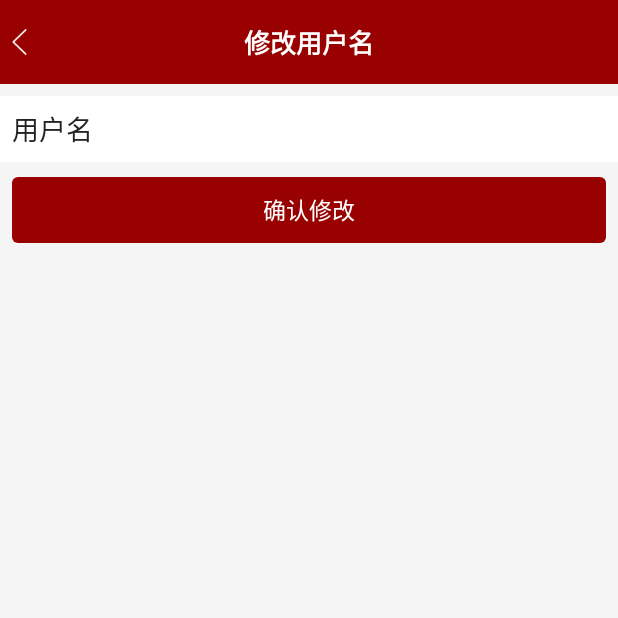
After one commit to VitalLzj/hhh, an Android app: the UpdateUserName screen opened directly, with no data from a screen before it, on a phone screen of 412 x 824 dp, the top half of it. The commit adds this screen. Run offline under Robolectric (Android 15) with nearby library versions, the phone set to English and light mode, and no system bars; our stand-ins replace ButterKnife; libraries missing offline, so code that uses them is left out: com.yanzhenjie.nohttp, com.yolanda.nohttp.

Commit message:
个人信息初步完成

```diff
--- a/app/src/main/AndroidManifest.xml
+++ b/app/src/main/AndroidManifest.xml
@@ -36,6 +36,7 @@
             android:name=".activity.Register1Activity"
             android:launchMode="singleTask" />
         <activity android:name=".activity.UserInfoActivity"/>
+        <activity android:name=".activity.UpdateUserName"/>
 
     </application>
 
--- /dev/null
+++ b/app/src/main/java/com/student/aynu/activity/UpdateUserName.java
@@ -0,0 +1,111 @@
+package com.student.aynu.activity;
+
+import android.content.Context;
+import android.content.Intent;
+import android.os.Bundle;
+import android.support.annotation.Nullable;
+import android.text.TextUtils;
+import android.view.View;
+import android.widget.EditText;
+
+import com.student.aynu.R;
+import com.student.aynu.base.BaseActivity;
+import com.student.aynu.constant.Constant;
+import com.student.aynu.entity.Base_entity;
+import com.student.aynu.nohttp.HttpListener;
+import com.student.aynu.util.IpUtil;
+import com.student.aynu.util.ToastUtil;
+import com.yolanda.nohttp.RequestMethod;
+import com.yolanda.nohttp.rest.Response;
+import com.yolanda.nohttp.rest.StringRequest;
+
+import butterknife.BindView;
+import butterknife.ButterKnife;
+import butterknife.OnClick;
+
+/**
+ * Created by lzj on 2017/1/9 0009.
+ * 邮箱：976623696@qq.com
+ */
+public class UpdateUserName extends BaseActivity {
+
+    @BindView(R.id.user_name_edit)
+    EditText mUser_NameEdit;
+    private String mUser_Name = null;
+    private Context mContext;
+
+    @Override
+    protected void onCreate(@Nullable Bundle savedInstanceState) {
+        super.onCreate(savedInstanceState);
+        this.mContext = this;
+        setContentView(R.layout.activity_update_username);
+        ButterKnife.bind(this);
+        initView();
+    }
+
+    private void initView() {
+        mUser_Name = getIntent().getStringExtra("userName");
+        if (mUser_Name == null) {
+            ToastUtil.showFaliureToast(mContext, Constant.FAILURE_MESSAGE);
+            return;
+        }
+        mUser_NameEdit.setText(mUser_Name);
+    }
+
+    @OnClick({R.id.user_name_toolbar_left, R.id.user_name_sure})
+    public void onClick(View v) {
+        switch (v.getId()) {
+            case R.id.user_name_toolbar_left:
+                finish();
+                break;
+            case R.id.user_name_sure:
+                if (TextUtils.isEmpty(mUser_NameEdit.getText().toString())) {
+                    ToastUtil.showText(mContext, "请输入用户名");
+                    return;
+                } else if (mUser_Name.equals(mUser_NameEdit.getText().toString())) {
+                    ToastUtil.showText(mContext, "请保证用户名与之前不同");
+                    return;
+                } else {
+                    doUpdate();
+                }
+                break;
+        }
+    }
+
+    /**
+     * 更改用户名
+     */
+    private void doUpdate() {
+        StringRequest request = new StringRequest(IpUtil.updateUser_Name, RequestMethod.POST);
+        request.set("token", mApplication.uname_token);
+        request.set("new_name", mUser_NameEdit.getText().toString());
+        request(0, request, callback, false, true);
+    }
+
+    HttpListener<String> callback = new HttpListener<String>() {
+        @Override
+        public void onSucceed(int what, Response<String> response) {
+            String responseInfo = response.get();
+            Base_entity base = gson.fromJson(responseInfo, Base_entity.class);
+            if (base.getCode() == 0) {
+                //修改成功
+                Intent intent = new Intent();
+                intent.putExtra("new_Name", mUser_NameEdit.getText().toString());
+                setResult(RESULT_OK, intent);
+                finish();
+            } else if (base.getCode() == 1) {
+                mUser_NameEdit.setText("");
+                ToastUtil.showFaliureToast(mContext, "修改失败");
+            } else {
+                //登录过期了，重新登录
+                ToastUtil.showFaliureToast(mContext, "请重新登录");
+                startActivity(new Intent(mContext, LoginActivity.class));
+            }
+        }
+
+        @Override
+        public void onFailed(int what, Response<String> response) {
+
+        }
+    };
+}
--- a/app/src/main/java/com/student/aynu/constant/Constant.java
+++ b/app/src/main/java/com/student/aynu/constant/Constant.java
@@ -10,7 +10,8 @@ public class Constant {
     //刷新加载延迟时间
     public static int DELAY_TIME = 2000;
     //传值失败的提示
-    public static String FALIURE_MESSAGE = "加载数据失败，请重新加载。。。";
+
+    public static String FAILURE_MESSAGE = "加载数据失败，请重新加载。。。";
     //设置点击间隔
     public static final int MIN_CLICK_DELAY_TIME = 1000;
 }
--- a/app/src/main/java/com/student/aynu/util/IpUtil.java
+++ b/app/src/main/java/com/student/aynu/util/IpUtil.java
@@ -31,5 +31,9 @@ public class IpUtil {
     public static String getUser_info = Ip_head + "User/getUserInfo";
     //修改用户头像
     public static String updateUser_Head = Ip_head + "User/changeUserHead";
+    //修改用户名
+    public static String updateUser_Name = Ip_head + "User/updateUserName";
+    //修改性别
+    public static String updateUser_Sex = Ip_head + "User/updateUserSex";
 
 }
--- /dev/null
+++ b/app/src/main/res/layout/activity_update_username.xml
@@ -0,0 +1,63 @@
+<?xml version="1.0" encoding="utf-8"?>
+<LinearLayout xmlns:android="http://schemas.android.com/apk/res/android"
+    xmlns:app="http://schemas.android.com/apk/res-auto"
+    android:layout_width="match_parent"
+    android:layout_height="match_parent"
+    android:background="#f5f5f5"
+    android:orientation="vertical">
+
+    <android.support.v7.widget.Toolbar
+        style="@style/app_toolbar"
+        app:contentInsetStart="0dp"
+        app:theme="@style/ThemeOverlay.AppCompat.Dark.ActionBar">
+
+        <ImageView
+            android:id="@+id/user_name_toolbar_left"
+            style="@style/back_img" />
+
+        <TextView
+            style="@style/page_title"
+            android:text="修改用户名" />
+    </android.support.v7.widget.Toolbar>
+
+    <View
+        android:layout_width="match_parent"
+        android:layout_height="8dp" />
+
+    <RelativeLayout
+        android:layout_width="match_parent"
+        android:layout_height="44dp"
+        android:background="#fff">
+
+        <TextView
+            android:id="@+id/nike_name_text"
+            android:layout_width="wrap_content"
+            android:layout_height="wrap_content"
+            android:layout_centerVertical="true"
+            android:layout_marginLeft="@dimen/margin_left"
+            android:text="用户名"
+            android:textColor="#222"
+            android:textSize="18sp" />
+
+        <EditText
+            android:id="@+id/user_name_edit"
+            android:layout_width="match_parent"
+            android:layout_height="match_parent"
+            android:layout_centerVertical="true"
+            android:layout_marginLeft="10dp"
+            android:layout_toRightOf="@id/nike_name_text"
+            android:background="@null"
+            android:textSize="18sp" />
+
+    </RelativeLayout>
+
+    <RelativeLayout
+        android:id="@+id/user_name_sure"
+        style="@style/bottom_relative"
+        android:layout_marginTop="10dp">
+
+        <TextView
+            style="@style/bottom_text"
+            android:text="确认修改" />
+    </RelativeLayout>
+</LinearLayout>
```
Also changed, not shown: app/src/main/java/com/student/aynu/activity/UserInfoActivity.java (+137 -2 lines), app/src/main/res/layout/pop_sex.xml (added, +56 -0 lines), app/src/main/res/values/mStyles.xml (+8 -0 lines), 1 other file.
